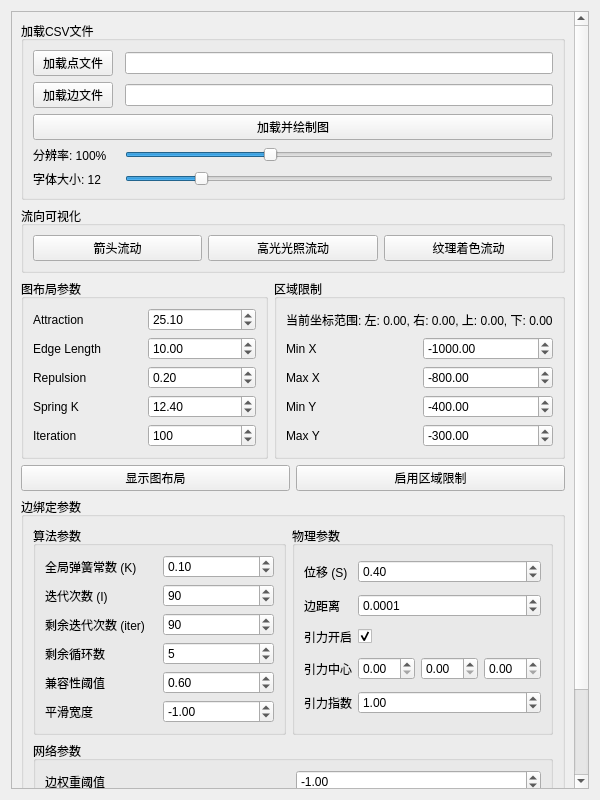
Old version of the form vis4earth/graph_viser/graph_layout.ui in the repository junjiangyue/vis-on-earth-qt-osg.
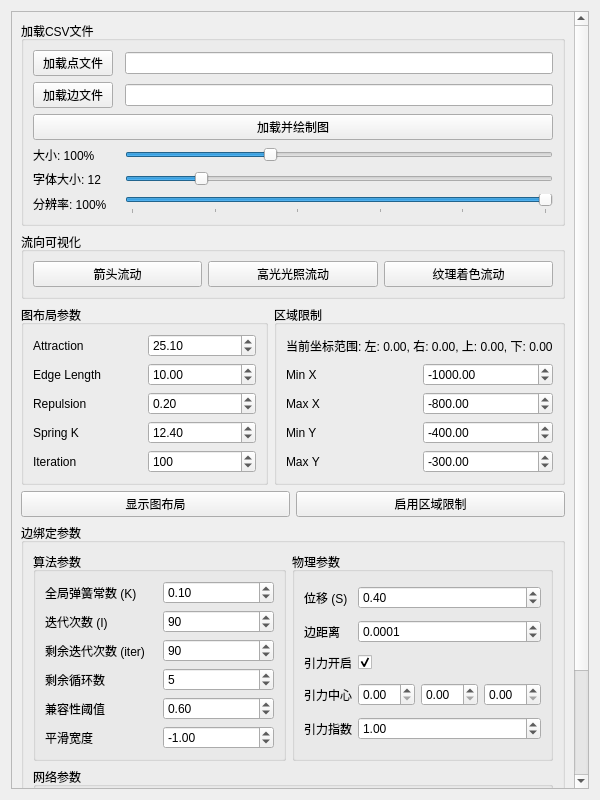
New version of the form.

Commit message: 图的分辨率缩放-用层次聚类合并相邻节点修改图的拓扑结构-线段有问题

What changed in the file:
```diff
--- a/vis4earth/graph_viser/graph_layout.ui
+++ b/vis4earth/graph_viser/graph_layout.ui
@@ -68,7 +68,7 @@
                     <item row="3" column="0">
                       <widget class="QLabel" name="sizeLabel">
                         <property name="text">
-                          <string>分辨率: 100%</string>
+                          <string>大小: 100%</string>
                         </property>
                       </widget>
                     </item>
@@ -111,6 +111,36 @@
                         </property>
                       </widget>
                     </item>
+                    <!-- 新增的分辨率滑块 -->
+                    <item row="5" column="0">
+                      <widget class="QLabel" name="resolutionLabel">
+                        <property name="text">
+                          <string>分辨率: 100%</string>
+                        </property>
+                      </widget>
+                    </item>
+                    <item row="5" column="2">
+                      <widget class="QSlider" name="resolutionSlider">
+                        <property name="minimum">
+                          <number>0</number>
+                        </property>
+                        <property name="maximum">
+                          <number>5</number>
+                        </property>
+                        <property name="value">
+                          <number>5</number> <!-- 默认显示最详细的图，即100%分辨率 -->
+                        </property>
+                        <property name="orientation">
+                          <enum>Qt::Horizontal</enum>
+                        </property>
+                        <property name="tickInterval">
+                          <number>1</number>
+                        </property>
+                        <property name="tickPosition">
+                          <enum>QSlider::TicksBelow</enum>
+                        </property>
+                      </widget>
+                    </item>
                   </layout>
                 </widget>
               </item>
```
The commit also changes 2 other files.
